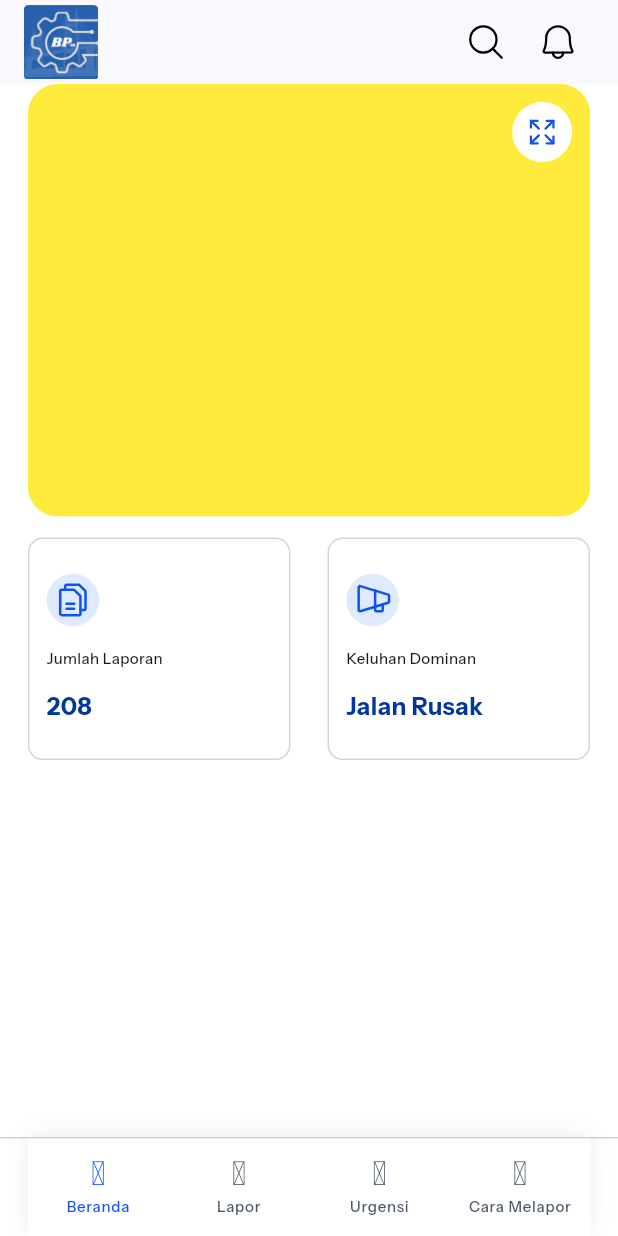
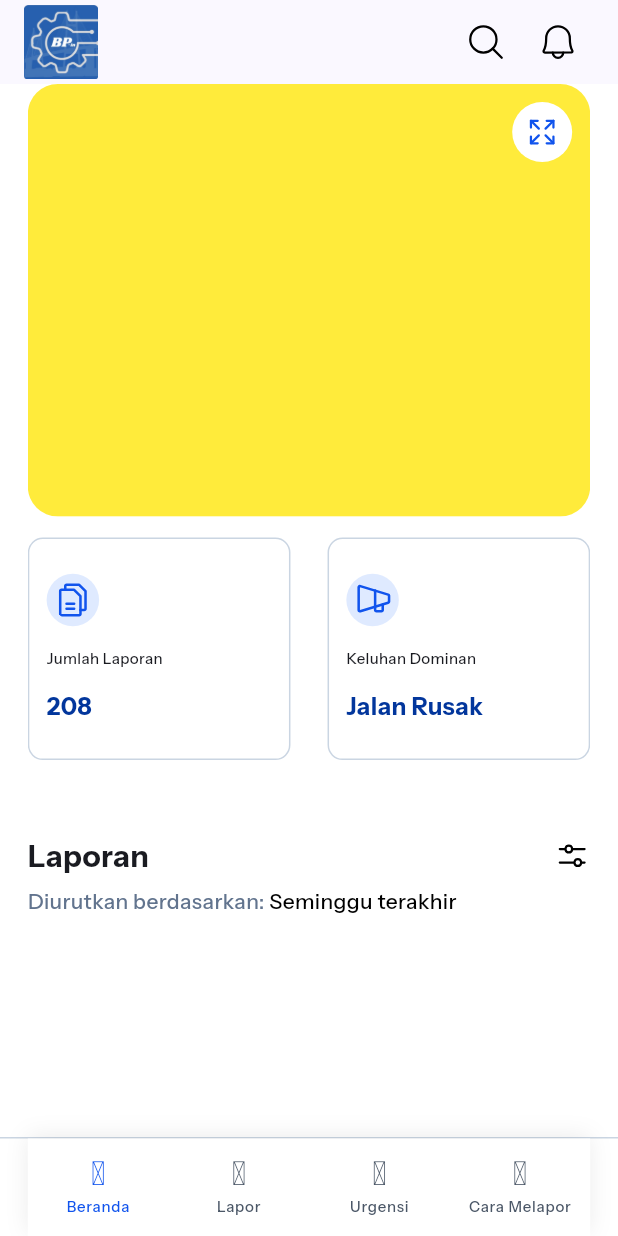
Before and after one commit to Hanhan-23/Balap-inV2Mobile, a Flutter app: the screen it shows after launch, on a phone screen of 412 x 824 dp. Run offline on Flutter 3.47's test engine with Material 3 defaults, Android fonts, the phone set to English and light mode, and no system bars; drawn by our look-alikes of awesome_bottom_bar, draggable_home; our stand-ins replace flutter_svg; project files that could hold a hidden picture were left out.

Commit message:
update header list laporan beranda

```diff
--- /dev/null
+++ b/frontend/lib/widgets/berandawidgets/listlaporan/headerlistlapor.dart
@@ -0,0 +1,67 @@
+import 'package:flutter/material.dart';
+import 'package:flutter_svg/svg.dart';
+
+class HeaderListLapor extends StatefulWidget {
+  const HeaderListLapor({super.key});
+
+  @override
+  State<HeaderListLapor> createState() => _HeaderListLaporState();
+}
+
+class _HeaderListLaporState extends State<HeaderListLapor> {
+  @override
+  Widget build(BuildContext context) {
+    return Column(
+      mainAxisAlignment: MainAxisAlignment.spaceEvenly,
+      children: [
+        SizedBox(
+          width: MediaQuery.of(context).size.width * 1,
+          child: Row(
+            mainAxisAlignment: MainAxisAlignment.spaceBetween,
+            children: [
+              Text('Laporan',
+                style: TextStyle(
+                  fontFamily: 'Instrument-Sans',
+                  fontSize: 20,
+                  fontWeight: FontWeight.w600
+                ),
+              ),
+              SizedBox(
+                height: 24,
+                width: 24,
+                child: SvgPicture.asset('assets/icons/beranda/filter.svg'),
+              )
+            ],
+          ),
+        ),
+
+        SizedBox(
+          width: MediaQuery.of(context).size.width * 1,
+          child: const Text.rich(
+            TextSpan(
+              text: 'Diurutkan berdasarkan: ',
+              style: TextStyle(
+                color: Color.fromRGBO(98, 116, 142, 1),
+                fontFamily: 'Instrument-Sans',
+                fontSize: 14,
+                fontWeight: FontWeight.w400,
+              ),
+            children: <TextSpan>[
+                TextSpan(
+                  text: 'Seminggu terakhir',
+                  style: TextStyle(
+                    color: Colors.black,
+                    fontFamily: 'Instrument-Sans',
+                    fontSize: 14,
+                    fontWeight: FontWeight.w500,
+                  ),
+                )
+              ]
+            )
+          )
+        ),
+
+      ],
+    );
+  }
+}
--- a/frontend/lib/widgets/berandawidgets/listlaporanberanda.dart
+++ b/frontend/lib/widgets/berandawidgets/listlaporanberanda.dart
@@ -1,4 +1,5 @@
 import 'package:flutter/material.dart';
+import 'package:frontend/widgets/berandawidgets/listlaporan/headerlistlapor.dart';
 
 class ListLaporanBeranda extends StatefulWidget {
   const ListLaporanBeranda({super.key});
@@ -10,6 +11,14 @@ class ListLaporanBeranda extends StatefulWidget {
 class _ListLaporanBerandaState extends State<ListLaporanBeranda> {
   @override
   Widget build(BuildContext context) {
-    return const SizedBox();
+    return Column(
+      children: [
+        SizedBox(
+          width: MediaQuery.of(context).size.width * 1,
+          height: MediaQuery.of(context).size.height * 0.08,
+          child: HeaderListLapor(),
+        ),
+      ],
+    );
   }
 }
--- a/frontend/pubspec.yaml
+++ b/frontend/pubspec.yaml
@@ -62,6 +62,7 @@ flutter:
     - assets/icons/beranda/fullmap.svg
     - assets/icons/beranda/files.svg
     - assets/icons/beranda/megaphone.svg
+    - assets/icons/beranda/filter.svg
 
     - assets/icons/botnav/home.svg
     - assets/icons/botnav/report.svg
```
Also changed, not shown: frontend/assets/icons/beranda/filter.svg (added).
